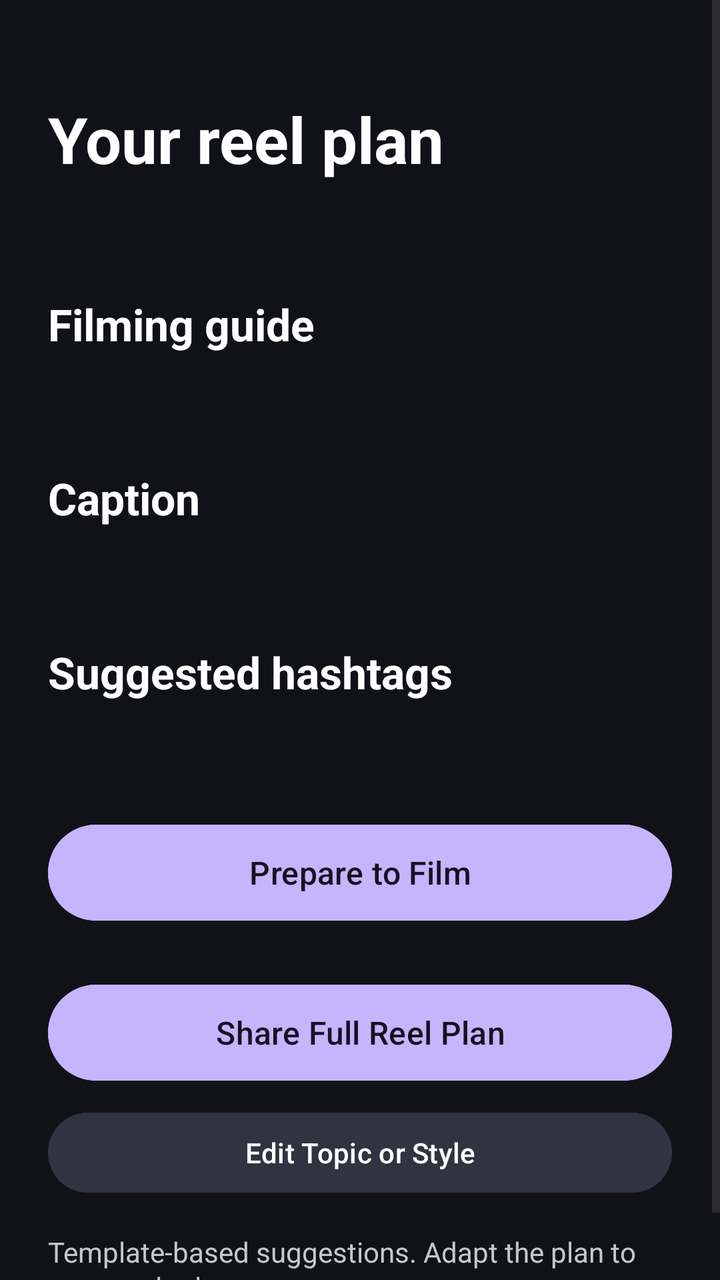
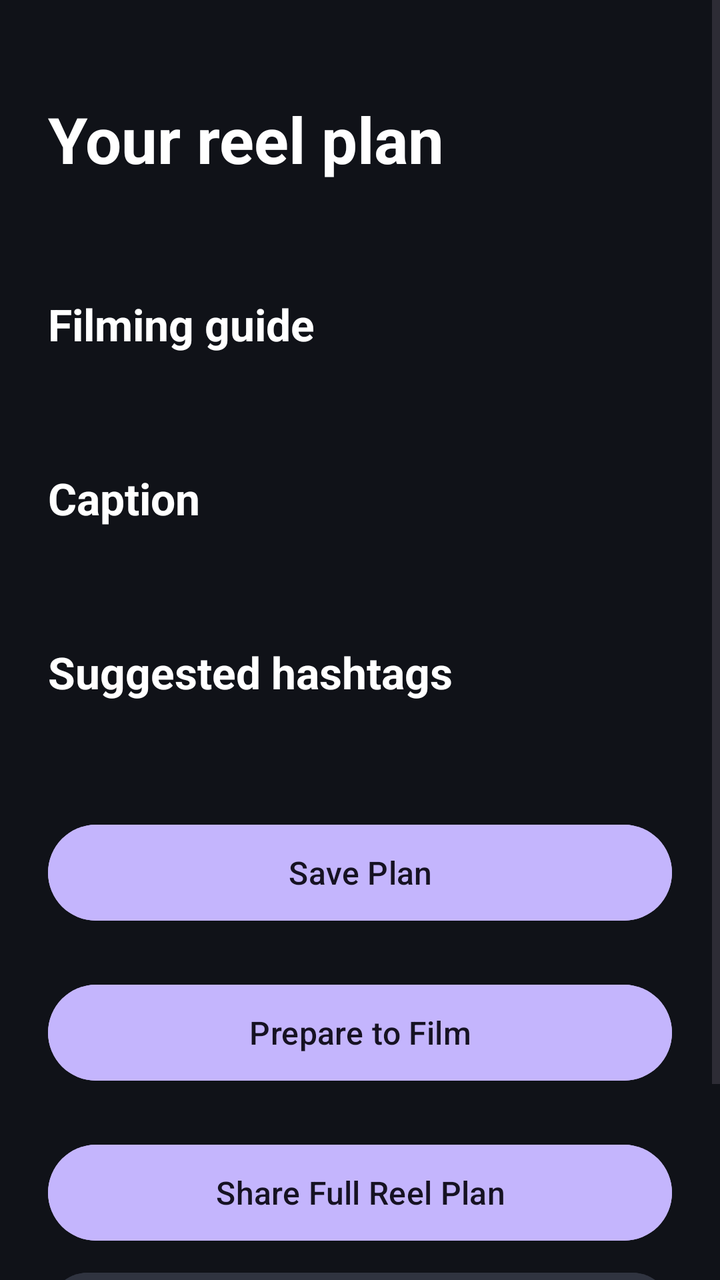

Before-and-after screenshots of an Android layout around one commit, followed by the original layout XML and the change that was made.
<!-- AndroidManifest.xml: application theme Theme.Reely -->
<!-- res/layout/activity_result.xml -->
<?xml version="1.0" encoding="utf-8"?>
<ScrollView xmlns:android="http://schemas.android.com/apk/res/android"
    android:id="@+id/resultRoot"
    android:layout_width="match_parent"
    android:layout_height="match_parent"
    android:background="#101218"
    android:fillViewport="true">

    <LinearLayout
        android:layout_width="match_parent"
        android:layout_height="wrap_content"
        android:orientation="vertical"
        android:padding="24dp">

        <TextView
            android:layout_width="match_parent"
            android:layout_height="wrap_content"
            android:layout_marginTop="24dp"
            android:text="Your reel plan"
            android:textColor="#FFFFFF"
            android:textSize="32sp"
            android:textStyle="bold" />

        <TextView
            android:id="@+id/tvSummary"
            android:layout_width="match_parent"
            android:layout_height="wrap_content"
            android:layout_marginTop="8dp"
            android:textColor="#C4B5FD"
            android:textSize="18sp" />

        <TextView
            android:layout_width="match_parent"
            android:layout_height="wrap_content"
            android:layout_marginTop="24dp"
            android:text="Filming guide"
            android:textColor="#FFFFFF"
            android:textSize="22sp"
            android:textStyle="bold" />

        <TextView
            android:id="@+id/tvGuide"
            android:layout_width="match_parent"
            android:layout_height="wrap_content"
            android:layout_marginTop="12dp"
            android:lineSpacingExtra="5dp"
            android:textColor="#C5C7D0"
            android:textIsSelectable="true"
            android:textSize="16sp" />

        <TextView
            android:layout_width="match_parent"
            android:layout_height="wrap_content"
            android:layout_marginTop="24dp"
            android:text="Caption"
            android:textColor="#FFFFFF"
            android:textSize="22sp"
            android:textStyle="bold" />

        <TextView
            android:id="@+id/tvCaption"
            android:layout_width="match_parent"
            android:layout_height="wrap_content"
            android:layout_marginTop="12dp"
            android:lineSpacingExtra="4dp"
            android:textColor="#C5C7D0"
            android:textIsSelectable="true"
            android:textSize="16sp" />

        <TextView
            android:layout_width="match_parent"
            android:layout_height="wrap_content"
            android:layout_marginTop="24dp"
            android:text="Suggested hashtags"
            android:textColor="#FFFFFF"
            android:textSize="22sp"
            android:textStyle="bold" />

        <TextView
            android:id="@+id/tvHashtags"
            android:layout_width="match_parent"
            android:layout_height="wrap_content"
            android:layout_marginTop="12dp"
            android:textColor="#C4B5FD"
            android:textIsSelectable="true"
            android:textSize="16sp" />

        <Button
            android:id="@+id/btnOpenFilmingAssistant"
            android:layout_width="match_parent"
            android:layout_height="wrap_content"
            android:layout_marginTop="24dp"
            android:minHeight="56dp"
            android:backgroundTint="#C4B5FD"
            android:text="Prepare to Film"
            android:textAllCaps="false"
            android:textColor="#161222"
            android:textSize="16sp" />

        <Button
            android:id="@+id/btnShare"
            android:layout_width="match_parent"
            android:layout_height="wrap_content"
            android:layout_marginTop="24dp"
            android:minHeight="56dp"
            android:backgroundTint="#C4B5FD"
            android:text="Share Full Reel Plan"
            android:textAllCaps="false"
            android:textColor="#161222"
            android:textSize="16sp" />

        <Button
            android:id="@+id/btnEdit"
            android:layout_width="match_parent"
            android:layout_height="wrap_content"
            android:layout_marginTop="8dp"
            android:minHeight="48dp"
            android:backgroundTint="#303440"
            android:text="Edit Topic or Style"
            android:textAllCaps="false"
            android:textColor="#FFFFFF" />

        <TextView
            android:layout_width="match_parent"
            android:layout_height="wrap_content"
            android:layout_marginTop="16dp"
            android:text="Template-based suggestions. Adapt the plan to your content."
            android:textColor="#C5C7D0"
            android:textSize="14sp" />

    </LinearLayout>
</ScrollView>
<!-- resources referenced by this layout -->
<resources>
  <style name="Theme.Reely" parent="Base.Theme.Reely" />
  <style name="Base.Theme.Reely" parent="Theme.Material3.DayNight.NoActionBar">
          
          
      </style>
</resources>

<!-- the commit's change to res/layout/activity_result.xml (unified diff, before → after) -->
@@ -86,6 +86,18 @@
             android:textSize="16sp" />
 
         <Button
+            android:id="@+id/btnSavePlan"
+            android:layout_width="match_parent"
+            android:layout_height="wrap_content"
+            android:layout_marginTop="24dp"
+            android:minHeight="56dp"
+            android:backgroundTint="#C4B5FD"
+            android:text="Save Plan"
+            android:textAllCaps="false"
+            android:textColor="#161222"
+            android:textSize="16sp" />
+
+        <Button
             android:id="@+id/btnOpenFilmingAssistant"
             android:layout_width="match_parent"
             android:layout_height="wrap_content"
